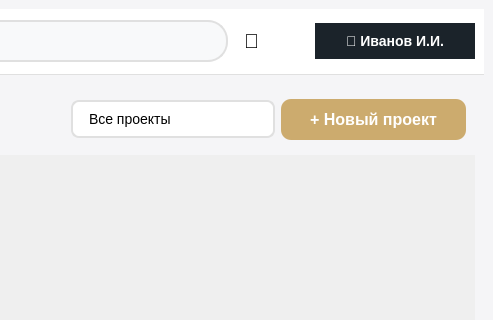
First picture: the form in ui/projects/main_window.ui, repository lerakaplich/TaskPlanner2, before the edit; both pictures show x 907 to 1400 and y 0 to 320 of the 1400 by 853 pixel window.
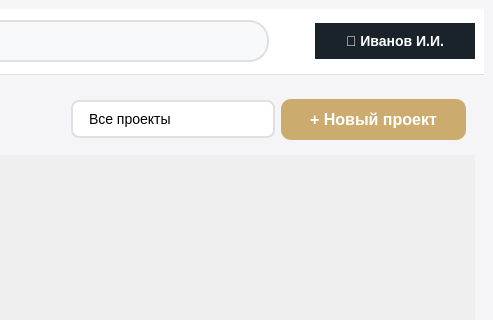
Second picture: the form after the edit.

Patch:
```diff
--- a/ui/projects/main_window.ui
+++ b/ui/projects/main_window.ui
@@ -180,25 +180,6 @@
            </property>
           </widget>
          </item>
-         <item>
-          <widget class="QPushButton" name="btnNotifications">
-           <property name="styleSheet">
-            <string notr="true">QPushButton {
-    background-color: transparent;
-    border: none;
-    font-size: 20px;
-    padding: 10px;
-}
-QPushButton:hover {
-    background-color: #F0F0F0;
-    border-radius: 10px;
-}</string>
-           </property>
-           <property name="text">
-            <string>🔔</string>
-           </property>
-          </widget>
-         </item>
          <item>
           <spacer name="horizontalSpacer_4">
            <property name="orientation">
```
